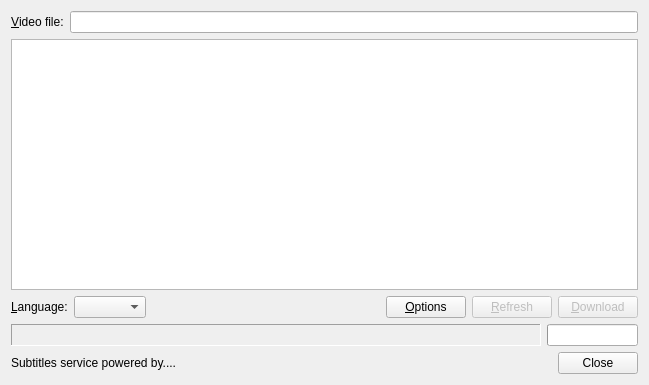
Qt form src/findsubtitles/findsubtitleswindow.ui (smplayer-dev/smplayer) before a commit.
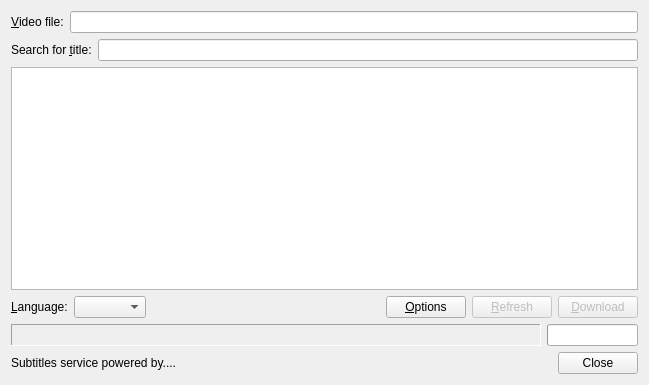
The same form after that commit. Custom widgets are drawn as their Qt base class.

Commit message: Add a search field

Diff of the .ui file:
```diff
--- a/src/findsubtitles/findsubtitleswindow.ui
+++ b/src/findsubtitles/findsubtitleswindow.ui
@@ -41,6 +41,23 @@
      </item>
     </layout>
    </item>
+   <item>
+    <layout class="QHBoxLayout" name="horizontalLayout_2">
+     <item>
+      <widget class="QLabel" name="search_for_label">
+       <property name="text">
+        <string>Search for &amp;title:</string>
+       </property>
+       <property name="buddy">
+        <cstring>search_edit</cstring>
+       </property>
+      </widget>
+     </item>
+     <item>
+      <widget class="QLineEdit" name="search_edit"/>
+     </item>
+    </layout>
+   </item>
    <item>
     <widget class="QTreeView" name="view"/>
    </item>
```
Left out of the diff: 5 changed lines with no effect on the pictures. The commit also changes 2 other files.
